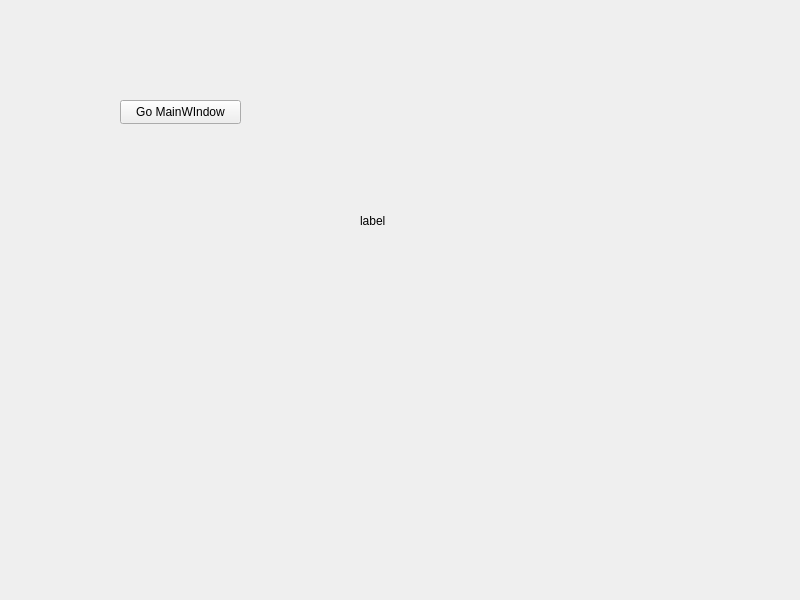
AlexMNK/dyplom-gym, file frontend/gym_frontend/login/login.ui: the form before one commit.
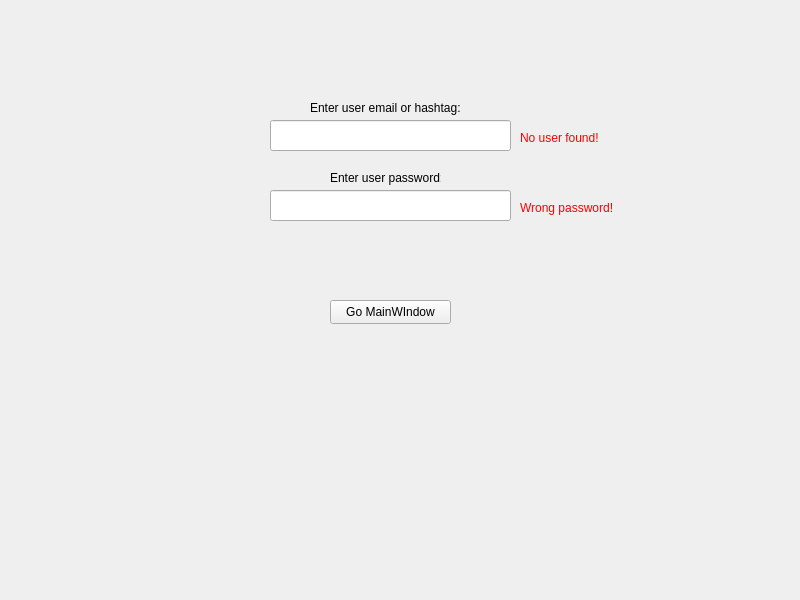
The form after the commit.

Commit message: Added simple authorization with login and password

```diff
--- a/frontend/gym_frontend/login/login.ui
+++ b/frontend/gym_frontend/login/login.ui
@@ -17,8 +17,8 @@
    <widget class="QPushButton" name="pushButton">
     <property name="geometry">
      <rect>
-      <x>120</x>
-      <y>100</y>
+      <x>330</x>
+      <y>300</y>
       <width>121</width>
       <height>24</height>
      </rect>
@@ -27,17 +27,82 @@
      <string>Go MainWIndow</string>
     </property>
    </widget>
-   <widget class="QLabel" name="img_test">
+   <widget class="QLineEdit" name="user_name">
     <property name="geometry">
      <rect>
-      <x>360</x>
+      <x>270</x>
+      <y>120</y>
+      <width>241</width>
+      <height>31</height>
+     </rect>
+    </property>
+   </widget>
+   <widget class="QLabel" name="label">
+    <property name="geometry">
+     <rect>
+      <x>310</x>
       <y>100</y>
-      <width>301</width>
-      <height>241</height>
+      <width>151</width>
+      <height>16</height>
      </rect>
     </property>
     <property name="text">
-     <string>label</string>
+     <string>Enter user email or hashtag:</string>
+    </property>
+   </widget>
+   <widget class="QLineEdit" name="user_password">
+    <property name="geometry">
+     <rect>
+      <x>270</x>
+      <y>190</y>
+      <width>241</width>
+      <height>31</height>
+     </rect>
+    </property>
+   </widget>
+   <widget class="QLabel" name="label_2">
+    <property name="geometry">
+     <rect>
+      <x>330</x>
+      <y>170</y>
+      <width>111</width>
+      <height>16</height>
+     </rect>
+    </property>
+    <property name="text">
+     <string>Enter user password:</string>
+    </property>
+   </widget>
+   <widget class="QLabel" name="no_user_found">
+    <property name="geometry">
+     <rect>
+      <x>520</x>
+      <y>130</y>
+      <width>81</width>
+      <height>16</height>
+     </rect>
+    </property>
+    <property name="styleSheet">
+     <string notr="true">color: red</string>
+    </property>
+    <property name="text">
+     <string>No user found!</string>
+    </property>
+   </widget>
+   <widget class="QLabel" name="invalid_password">
+    <property name="geometry">
+     <rect>
+      <x>520</x>
+      <y>200</y>
+      <width>101</width>
+      <height>16</height>
+     </rect>
+    </property>
+    <property name="styleSheet">
+     <string notr="true">color: red</string>
+    </property>
+    <property name="text">
+     <string>Wrong password!</string>
     </property>
    </widget>
   </widget>
```
The commit also changes 10 other files.
